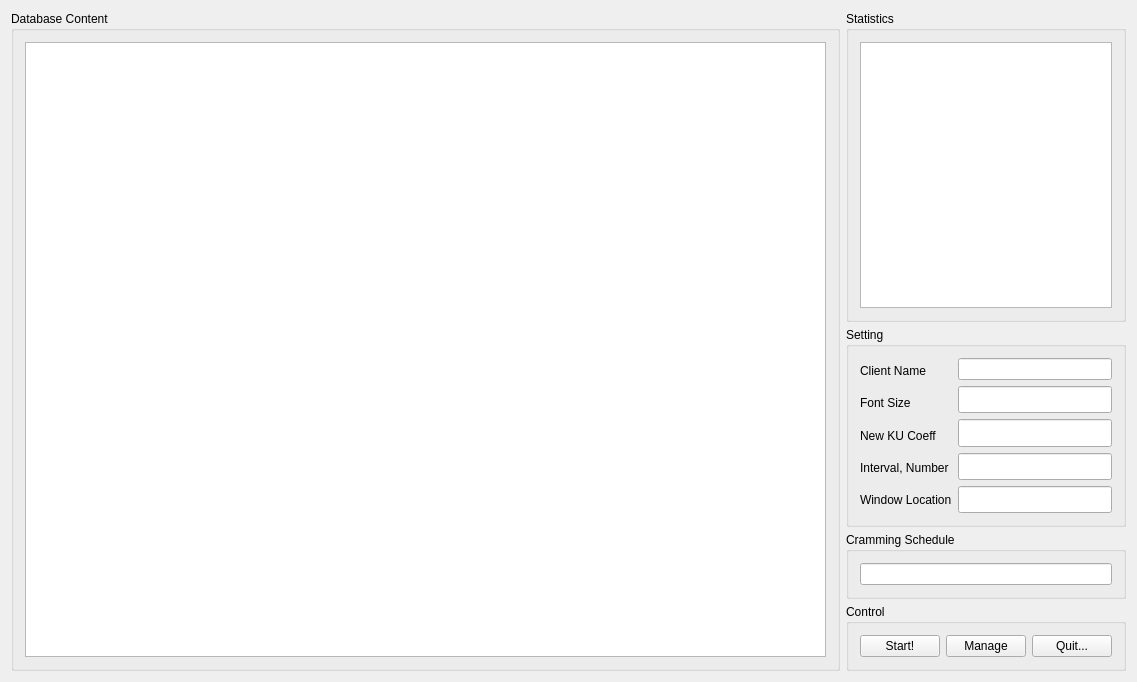
Above: src/qrammer/window_overview.ui from alex-lt-kong/qrammer before the change. Below: the same form after it.
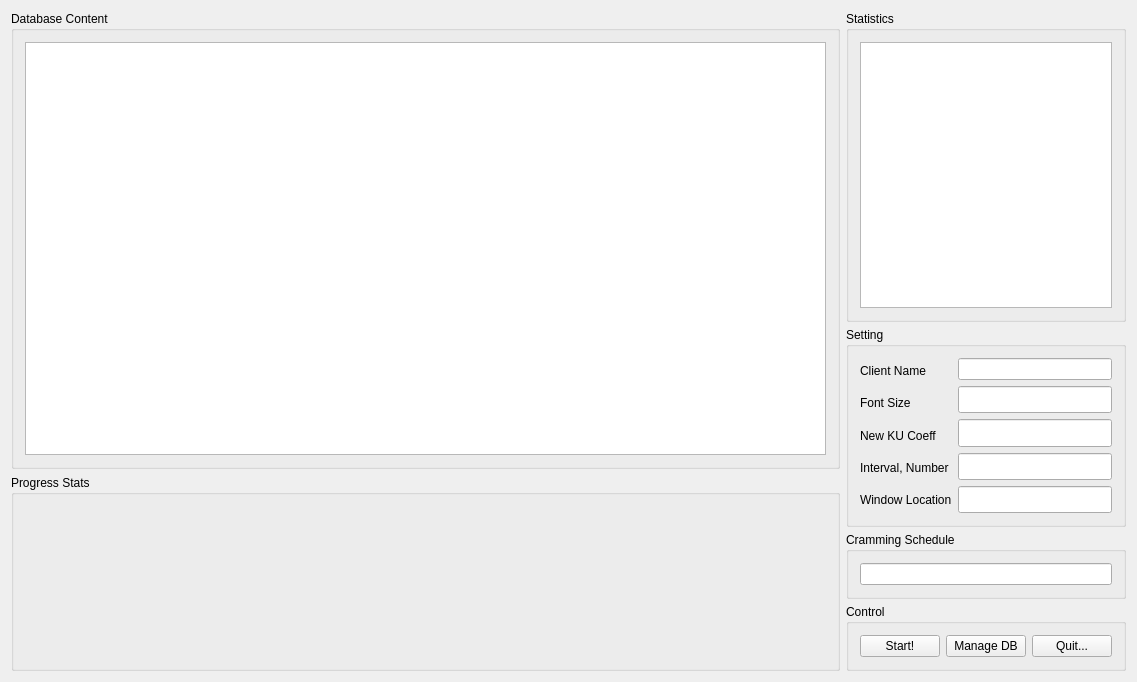
That is the form after the change. Icons and pictures are not drawn.

Commit message: windows icon plus bar chart

```diff
--- a/src/qrammer/window_overview.ui
+++ b/src/qrammer/window_overview.ui
@@ -24,7 +24,9 @@
     <normaloff>:/qrammer.ico</normaloff>:/qrammer.ico</iconset>
   </property>
   <widget class="QWidget" name="centralWidget">
-   <layout class="QHBoxLayout" name="horizontalLayout" stretch="84,16">
+   <layout class="QHBoxLayout" name="horizontalLayout" stretch="8,2">
+    <item>
+     <layout class="QVBoxLayout" name="verticalLayout_lhs" stretch="7,3">
     <item>
      <widget class="QGroupBox" name="groupBox_DBContent">
       <property name="sizePolicy">
@@ -51,7 +53,17 @@
      </widget>
     </item>
     <item>
-     <layout class="QVBoxLayout" name="verticalLayout_2">
+       <widget class="QGroupBox" name="groupBox_PrograssBarChart">
+        <property name="title">
+         <string>Progress Stats</string>
+        </property>
+        <layout class="QGridLayout" name="gridLayout_PrograssBarChat"/>
+       </widget>
+      </item>
+     </layout>
+    </item>
+    <item>
+     <layout class="QVBoxLayout" name="verticalLayout_rhs">
       <property name="spacing">
        <number>5</number>
       </property>
@@ -330,7 +342,7 @@
          <item>
           <widget class="QPushButton" name="pushButto_Manage">
            <property name="text">
-            <string>Manage</string>
+            <string>Manage DB</string>
            </property>
           </widget>
          </item>
```
Lines whose indentation alone changed are shown as unchanged. The commit also changes 15 other files.
